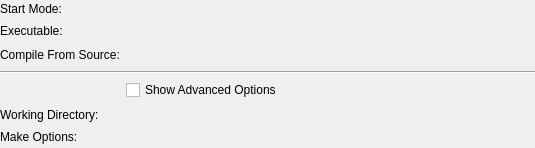
Above: src/brickv/plugin_system/plugins/red/ui/program_info_c.ui from Tinkerforge/brickv before the change. Below: the same form after it.
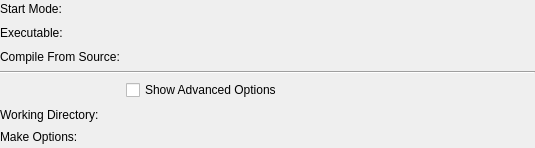
That is the form after the change.

Commit message: red-brick/pi: Fix label text alignment

Patch:
```diff
--- a/src/brickv/plugin_system/plugins/red/ui/program_info_c.ui
+++ b/src/brickv/plugin_system/plugins/red/ui/program_info_c.ui
@@ -31,9 +31,6 @@
        <property name="text">
         <string>Executable:</string>
        </property>
-       <property name="alignment">
-        <set>Qt::AlignLeading|Qt::AlignLeft|Qt::AlignTop</set>
-       </property>
       </widget>
      </item>
      <item row="2" column="0">
@@ -41,9 +38,6 @@
        <property name="text">
         <string>Compile From Source:</string>
        </property>
-       <property name="alignment">
-        <set>Qt::AlignLeading|Qt::AlignLeft|Qt::AlignTop</set>
-       </property>
       </widget>
      </item>
      <item row="5" column="0">
```
Left out of the diff: 3 changed lines with no effect on the pictures. The commit also changes 10 other files.
